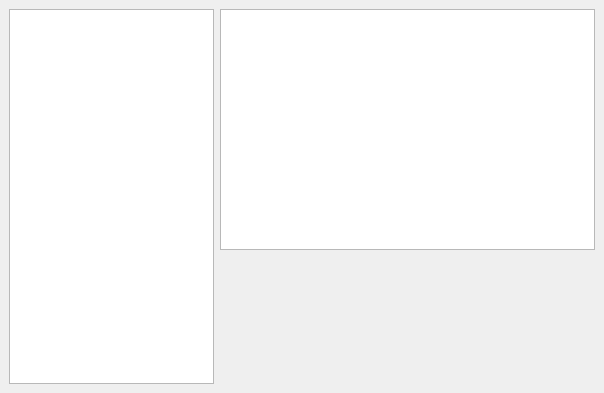
This is Qt/treeviewer.ui in Nanamachi/Suiterans as Qt 5 draws it before an edit. The edited form follows.
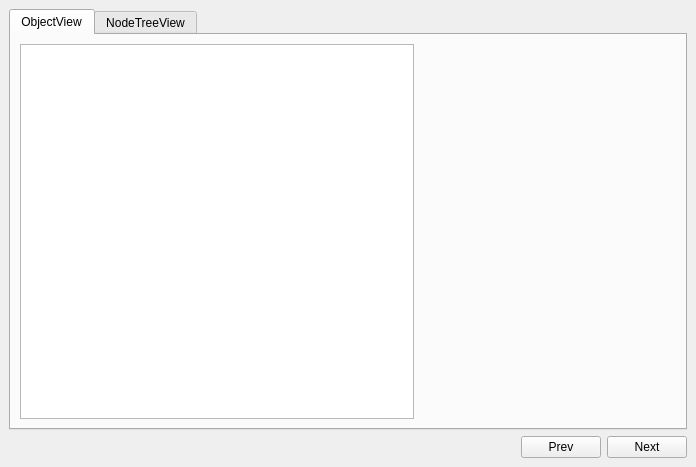
This is the edited form.

Commit message: CHANGE Suiterans: start developing Object Viewer

Diff of the .ui file:
```diff
--- a/Qt/treeviewer.ui
+++ b/Qt/treeviewer.ui
@@ -9,8 +9,8 @@
    <rect>
     <x>0</x>
     <y>0</y>
-    <width>604</width>
-    <height>393</height>
+    <width>696</width>
+    <height>467</height>
    </rect>
   </property>
   <property name="windowTitle">
@@ -29,45 +29,121 @@
    <bool>false</bool>
   </property>
   <widget class="QWidget" name="centralwidget">
-   <layout class="QHBoxLayout" name="horizontalLayout">
-    <item>
-     <layout class="QGridLayout" name="gridLayout" rowstretch="0,0,0,0">
-      <property name="sizeConstraint">
-       <enum>QLayout::SetDefaultConstraint</enum>
+   <layout class="QGridLayout" name="gridLayout_3">
+    <item row="2" column="2">
+     <widget class="QPushButton" name="buttonPrev">
+      <property name="enabled">
+       <bool>true</bool>
       </property>
-      <property name="horizontalSpacing">
-       <number>6</number>
+      <property name="text">
+       <string>Prev</string>
       </property>
-      <item row="2" column="0" rowspan="2">
+      <property name="shortcut">
+       <string>Ctrl+B</string>
+      </property>
+     </widget>
+    </item>
+    <item row="2" column="1">
+     <spacer name="horizontalSpacer">
+      <property name="orientation">
+       <enum>Qt::Horizontal</enum>
+      </property>
+      <property name="sizeHint" stdset="0">
+       <size>
+        <width>40</width>
+        <height>20</height>
+       </size>
+      </property>
+     </spacer>
+    </item>
+    <item row="2" column="3">
+     <widget class="QPushButton" name="buttonNext">
+      <property name="text">
+       <string>Next</string>
+      </property>
+      <property name="shortcut">
+       <string>Ctrl+N</string>
+      </property>
+     </widget>
+    </item>
+    <item row="0" column="0" colspan="4">
+     <widget class="QTabWidget" name="tabWidget">
+      <property name="tabPosition">
+       <enum>QTabWidget::North</enum>
+      </property>
+      <property name="tabShape">
+       <enum>QTabWidget::Rounded</enum>
+      </property>
+      <property name="currentIndex">
+       <number>0</number>
+      </property>
+      <property name="elideMode">
+       <enum>Qt::ElideNone</enum>
+      </property>
+      <property name="tabBarAutoHide">
+       <bool>false</bool>
+      </property>
+      <widget class="QWidget" name="tabObjectView">
+       <attribute name="title">
+        <string>ObjectView</string>
+       </attribute>
+       <layout class="QGridLayout" name="gridLayout">
+        <item row="1" column="1">
+         <widget class="QLabel" name="ImageView">
+          <property name="minimumSize">
+           <size>
+            <width>256</width>
+            <height>0</height>
+           </size>
+          </property>
+          <property name="text">
+           <string/>
+          </property>
+          <property name="alignment">
+           <set>Qt::AlignCenter</set>
+          </property>
+         </widget>
+        </item>
+        <item row="0" column="1">
+         <widget class="QLabel" name="IconView">
+          <property name="sizePolicy">
+           <sizepolicy hsizetype="Preferred" vsizetype="Fixed">
+            <horstretch>0</horstretch>
+            <verstretch>0</verstretch>
+           </sizepolicy>
+          </property>
+          <property name="minimumSize">
+           <size>
+            <width>32</width>
+            <height>64</height>
+           </size>
+          </property>
+          <property name="text">
+           <string/>
+          </property>
+          <property name="alignment">
+           <set>Qt::AlignCenter</set>
+          </property>
+         </widget>
+        </item>
+        <item row="0" column="0" rowspan="2">
+         <widget class="QTableView" name="tableView"/>
+        </item>
+       </layout>
+      </widget>
+      <widget class="QWidget" name="tabNodeTreeView">
+       <attribute name="title">
+        <string>NodeTreeView</string>
+       </attribute>
+       <layout class="QGridLayout" name="gridLayout">
+        <item row="0" column="0" rowspan="2">
        <widget class="QTreeView" name="TreeViewer">
         <property name="styleSheet">
          <string notr="true"/>
         </property>
        </widget>
       </item>
-      <item row="3" column="1">
-       <widget class="QLabel" name="Interpreter">
-        <property name="sizePolicy">
-         <sizepolicy hsizetype="Preferred" vsizetype="Fixed">
-          <horstretch>0</horstretch>
-          <verstretch>0</verstretch>
-         </sizepolicy>
-        </property>
-        <property name="minimumSize">
-         <size>
-          <width>128</width>
-          <height>128</height>
-         </size>
-        </property>
-        <property name="text">
-         <string/>
-        </property>
-        <property name="alignment">
-         <set>Qt::AlignCenter</set>
-        </property>
-       </widget>
-      </item>
-      <item row="2" column="1">
+        <item row="0" column="1">
        <widget class="QPlainTextEdit" name="BinaryBrowser">
         <property name="sizePolicy">
          <sizepolicy hsizetype="Fixed" vsizetype="Expanding">
@@ -78,7 +154,7 @@
         <property name="minimumSize">
          <size>
           <width>375</width>
-          <height>240</height>
+            <height>0</height>
          </size>
         </property>
         <property name="font">
@@ -102,7 +178,31 @@
         </property>
        </widget>
       </item>
-     </layout>
+        <item row="1" column="1">
+         <widget class="QLabel" name="Interpreter">
+          <property name="sizePolicy">
+           <sizepolicy hsizetype="Preferred" vsizetype="Fixed">
+            <horstretch>0</horstretch>
+            <verstretch>0</verstretch>
+           </sizepolicy>
+          </property>
+          <property name="minimumSize">
+           <size>
+            <width>128</width>
+            <height>128</height>
+           </size>
+          </property>
+          <property name="text">
+           <string/>
+          </property>
+          <property name="alignment">
+           <set>Qt::AlignCenter</set>
+          </property>
+         </widget>
+        </item>
+       </layout>
+      </widget>
+     </widget>
     </item>
    </layout>
   </widget>
```
Left out of the diff: 7 changed lines with no effect on the pictures. Lines whose indentation alone changed are shown as unchanged. The commit also changes 7 other files.
